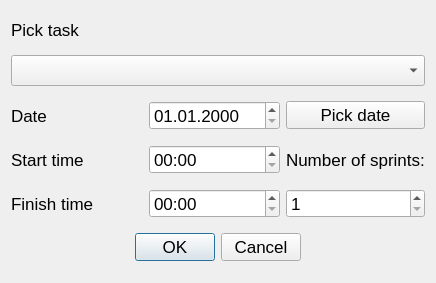
Above: qt_gui/ui/add_sprint_dialog.ui from ravenvz/SprintTimer before the change. Below: the same form after it.
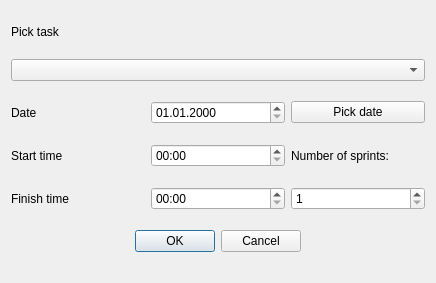
That is the form after the change.

Commit message: Revert changes to font size in task and sprint dialogs

```diff
--- a/qt_gui/ui/add_sprint_dialog.ui
+++ b/qt_gui/ui/add_sprint_dialog.ui
@@ -18,7 +18,7 @@
     <widget class="QComboBox" name="cbPickTask">
      <property name="font">
       <font>
-       <pointsize>14</pointsize>
+       <pointsize>9</pointsize>
       </font>
      </property>
      <property name="toolTip">
@@ -36,7 +36,7 @@
     <widget class="QLabel" name="label">
      <property name="font">
       <font>
-       <pointsize>13</pointsize>
+       <pointsize>9</pointsize>
       </font>
      </property>
      <property name="text">
@@ -48,7 +48,7 @@
     <widget class="QDateEdit" name="dateEditSprintDate">
      <property name="font">
       <font>
-       <pointsize>13</pointsize>
+       <pointsize>9</pointsize>
       </font>
      </property>
      <property name="displayFormat">
@@ -60,7 +60,7 @@
     <widget class="QPushButton" name="pushButtonPickDate">
      <property name="font">
       <font>
-       <pointsize>13</pointsize>
+       <pointsize>9</pointsize>
       </font>
      </property>
      <property name="text">
@@ -72,7 +72,7 @@
     <widget class="QLabel" name="label_2">
      <property name="font">
       <font>
-       <pointsize>13</pointsize>
+       <pointsize>9</pointsize>
       </font>
      </property>
      <property name="text">
@@ -84,7 +84,7 @@
     <widget class="QTimeEdit" name="timeEditSprintStartTime">
      <property name="font">
       <font>
-       <pointsize>13</pointsize>
+       <pointsize>9</pointsize>
       </font>
      </property>
      <property name="displayFormat">
@@ -96,7 +96,7 @@
     <widget class="QLabel" name="label_3">
      <property name="font">
       <font>
-       <pointsize>13</pointsize>
+       <pointsize>9</pointsize>
       </font>
      </property>
      <property name="text">
@@ -108,7 +108,7 @@
     <widget class="QTimeEdit" name="timeEditSprintFinishTime">
      <property name="font">
       <font>
-       <pointsize>13</pointsize>
+       <pointsize>9</pointsize>
       </font>
      </property>
      <property name="displayFormat">
@@ -120,7 +120,7 @@
     <widget class="QDialogButtonBox" name="buttonBoxConfirmOrCancel">
      <property name="font">
       <font>
-       <pointsize>13</pointsize>
+       <pointsize>9</pointsize>
       </font>
      </property>
      <property name="orientation">
@@ -141,7 +141,7 @@
      </property>
      <property name="font">
       <font>
-       <pointsize>13</pointsize>
+       <pointsize>9</pointsize>
       </font>
      </property>
      <property name="text">
@@ -153,7 +153,7 @@
     <widget class="QLabel" name="lblNumSprints">
      <property name="font">
       <font>
-       <pointsize>13</pointsize>
+       <pointsize>9</pointsize>
       </font>
      </property>
      <property name="text">
@@ -165,7 +165,7 @@
     <widget class="QSpinBox" name="sbNumSpints">
      <property name="font">
       <font>
-       <pointsize>13</pointsize>
+       <pointsize>9</pointsize>
       </font>
      </property>
      <property name="minimum">
```
The commit also changes 1 other file.
